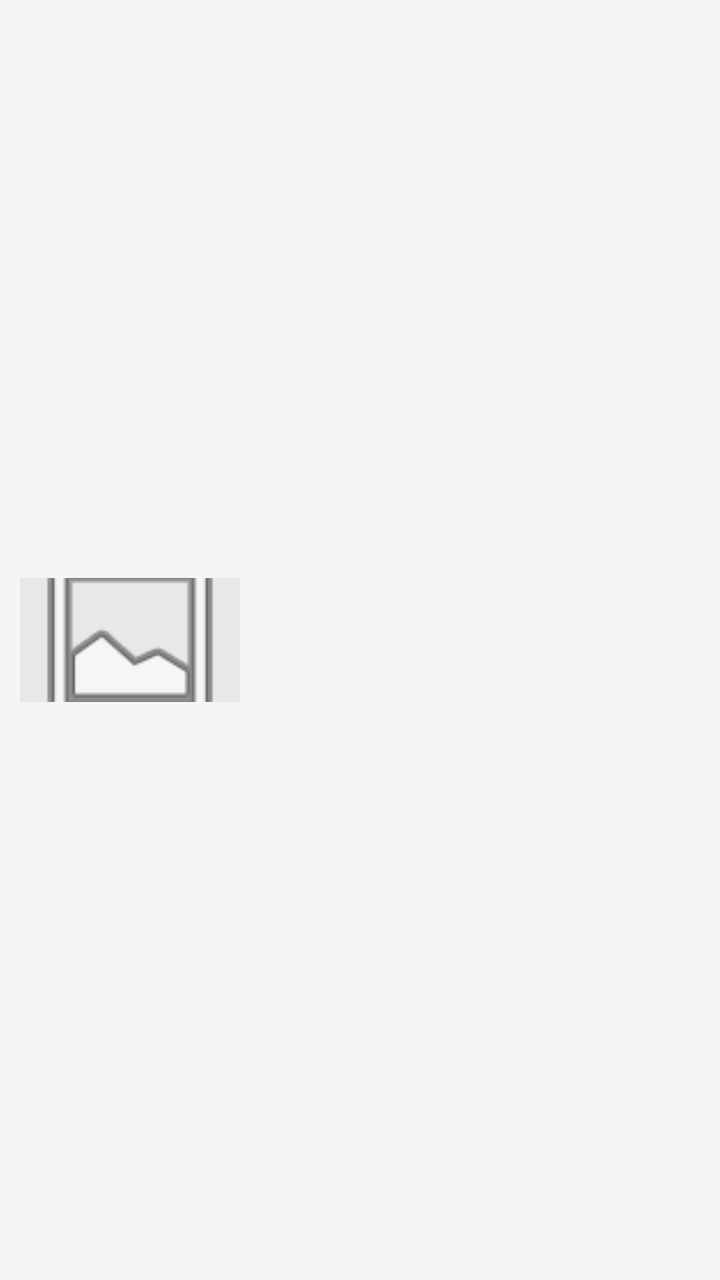
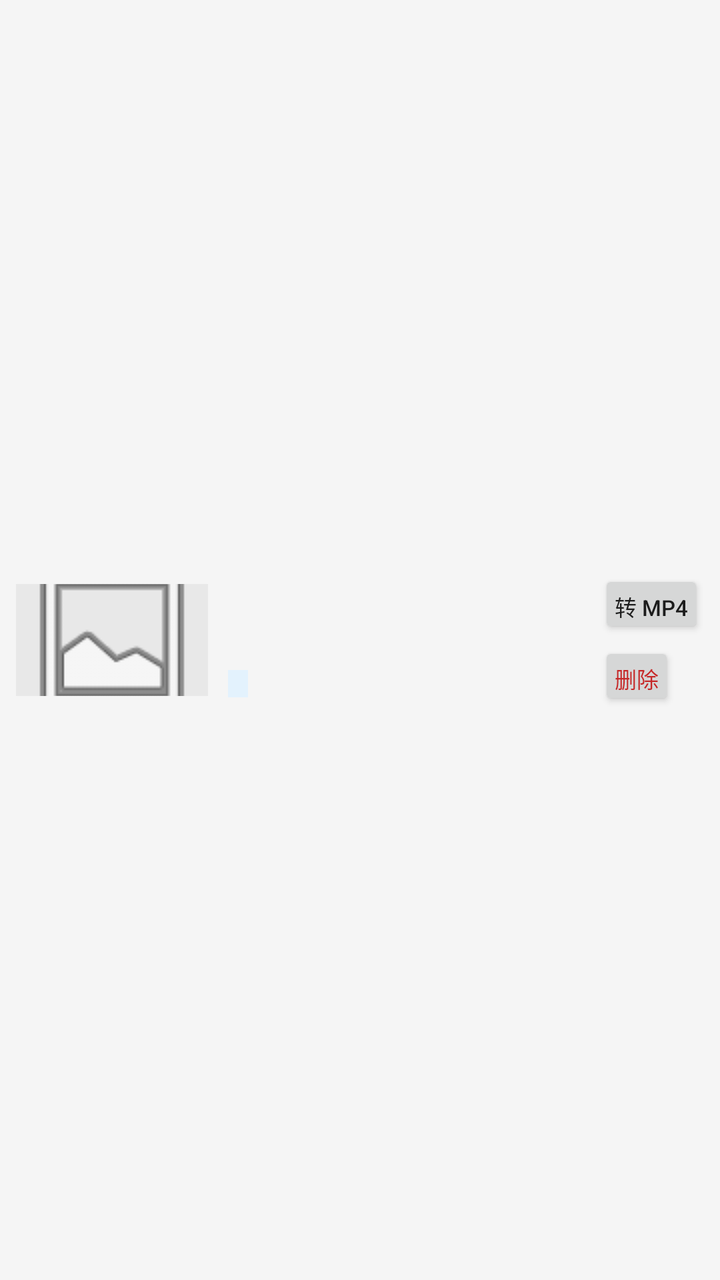

Screens rendered from an Android XML layout before and after an edit, with the pre-edit source and the edit as a unified diff.
<!-- AndroidManifest.xml: application theme AppTheme -->
<!-- res/layout/item_m3u8_file.xml -->
<?xml version="1.0" encoding="utf-8"?>
<LinearLayout xmlns:android="http://schemas.android.com/apk/res/android"
    android:layout_width="match_parent"
    android:layout_height="wrap_content"
    android:background="?android:attr/selectableItemBackground"
    android:gravity="center_vertical"
    android:orientation="horizontal"
    android:padding="10dp">

    <ImageView
        android:id="@+id/fileThumb"
        android:layout_width="110dp"
        android:layout_height="62dp"
        android:background="#E8E8E8"
        android:contentDescription="@string/m3u8_thumbnail_desc"
        android:scaleType="centerCrop"
        android:src="@android:drawable/ic_menu_gallery" />

    <LinearLayout
        android:layout_width="0dp"
        android:layout_height="wrap_content"
        android:layout_marginStart="12dp"
        android:layout_weight="1"
        android:orientation="vertical">

        <TextView
            android:id="@+id/fileName"
            android:layout_width="match_parent"
            android:layout_height="wrap_content"
            android:ellipsize="end"
            android:maxLines="1"
            android:textColor="#222222"
            android:textSize="15sp"
            android:textStyle="bold" />

        <TextView
            android:id="@+id/filePath"
            android:layout_width="match_parent"
            android:layout_height="wrap_content"
            android:layout_marginTop="3dp"
            android:ellipsize="start"
            android:maxLines="1"
            android:textColor="#777777"
            android:textSize="12sp" />

        <TextView
            android:id="@+id/fileSize"
            android:layout_width="match_parent"
            android:layout_height="wrap_content"
            android:layout_marginTop="2dp"
            android:textColor="#999999"
            android:textSize="11sp" />
    </LinearLayout>
</LinearLayout>
<!-- resources referenced by this layout -->
<resources>
  <string name="m3u8_thumbnail_desc">视频预览图</string>
  <style name="AppTheme" parent="@android:style/Theme.Material.Light.NoActionBar">
          <item name="android:colorPrimary">@color/primary</item>
          <item name="android:colorPrimaryDark">@color/primary_dark</item>
          <item name="android:colorAccent">@color/accent</item>
          <item name="android:windowBackground">@color/window_bg</item>
          <item name="android:navigationBarColor">@color/primary_dark</item>
          <item name="android:statusBarColor">@color/primary_dark</item>
      </style>
  <color name="primary">#1565C0</color>
  <color name="primary_dark">#0D47A1</color>
  <color name="accent">#FF9800</color>
  <color name="window_bg">#F5F5F5</color>
</resources>

<!-- the commit's change to res/layout/item_m3u8_file.xml (unified diff, before → after) -->
@@ -3,14 +3,26 @@
     android:layout_width="match_parent"
     android:layout_height="wrap_content"
     android:background="?android:attr/selectableItemBackground"
+    android:descendantFocusability="blocksDescendants"
     android:gravity="center_vertical"
     android:orientation="horizontal"
-    android:padding="10dp">
+    android:paddingStart="8dp"
+    android:paddingEnd="8dp"
+    android:paddingTop="8dp"
+    android:paddingBottom="8dp">
+
+    <CheckBox
+        android:id="@+id/fileCheck"
+        android:layout_width="wrap_content"
+        android:layout_height="wrap_content"
+        android:clickable="false"
+        android:focusable="false"
+        android:visibility="gone" />
 
     <ImageView
         android:id="@+id/fileThumb"
-        android:layout_width="110dp"
-        android:layout_height="62dp"
+        android:layout_width="96dp"
+        android:layout_height="56dp"
         android:background="#E8E8E8"
         android:contentDescription="@string/m3u8_thumbnail_desc"
         android:scaleType="centerCrop"
@@ -19,7 +31,7 @@
     <LinearLayout
         android:layout_width="0dp"
         android:layout_height="wrap_content"
-        android:layout_marginStart="12dp"
+        android:layout_marginStart="10dp"
         android:layout_weight="1"
         android:orientation="vertical">
 
@@ -38,17 +50,68 @@
             android:layout_width="match_parent"
             android:layout_height="wrap_content"
             android:layout_marginTop="3dp"
-            android:ellipsize="start"
-            android:maxLines="1"
+            android:background="?android:attr/selectableItemBackground"
+            android:clickable="true"
+            android:ellipsize="middle"
+            android:focusable="false"
+            android:maxLines="2"
             android:textColor="#777777"
             android:textSize="12sp" />
 
-        <TextView
-            android:id="@+id/fileSize"
+        <LinearLayout
             android:layout_width="match_parent"
             android:layout_height="wrap_content"
+            android:layout_marginTop="3dp"
+            android:orientation="horizontal">
+
+            <TextView
+                android:id="@+id/fileType"
+                android:layout_width="wrap_content"
+                android:layout_height="wrap_content"
+                android:background="#E3F2FD"
+                android:paddingStart="5dp"
+                android:paddingEnd="5dp"
+                android:textColor="#1565C0"
+                android:textSize="10sp" />
+
+            <TextView
+                android:id="@+id/fileSize"
+                android:layout_width="0dp"
+                android:layout_height="wrap_content"
+                android:layout_marginStart="8dp"
+                android:layout_weight="1"
+                android:textColor="#999999"
+                android:textSize="11sp" />
+        </LinearLayout>
+    </LinearLayout>
+
+    <LinearLayout
+        android:id="@+id/actionArea"
+        android:layout_width="wrap_content"
+        android:layout_height="wrap_content"
+        android:layout_marginStart="6dp"
+        android:orientation="vertical">
+
+        <Button
+            android:id="@+id/convertButton"
+            android:layout_width="wrap_content"
+            android:layout_height="34dp"
+            android:minWidth="0dp"
+            android:paddingStart="8dp"
+            android:paddingEnd="8dp"
+            android:text="@string/item_convert"
+            android:textSize="11sp" />
+
+        <Button
+            android:id="@+id/deleteButton"
+            android:layout_width="wrap_content"
+            android:layout_height="34dp"
             android:layout_marginTop="2dp"
-            android:textColor="#999999"
+            android:minWidth="0dp"
+            android:paddingStart="8dp"
+            android:paddingEnd="8dp"
+            android:text="@string/item_delete"
+            android:textColor="#C62828"
             android:textSize="11sp" />
     </LinearLayout>
 </LinearLayout>
<!-- resource entries referenced after the edit -->
@@ -1,5 +1,7 @@
 <!-- resources referenced by this layout -->
 <resources>
+  <string name="item_convert">转 MP4</string>
+  <string name="item_delete">删除</string>
   <string name="m3u8_thumbnail_desc">视频预览图</string>
   <style name="AppTheme" parent="@android:style/Theme.Material.Light.NoActionBar">
           <item name="android:colorPrimary">@color/primary</item>
